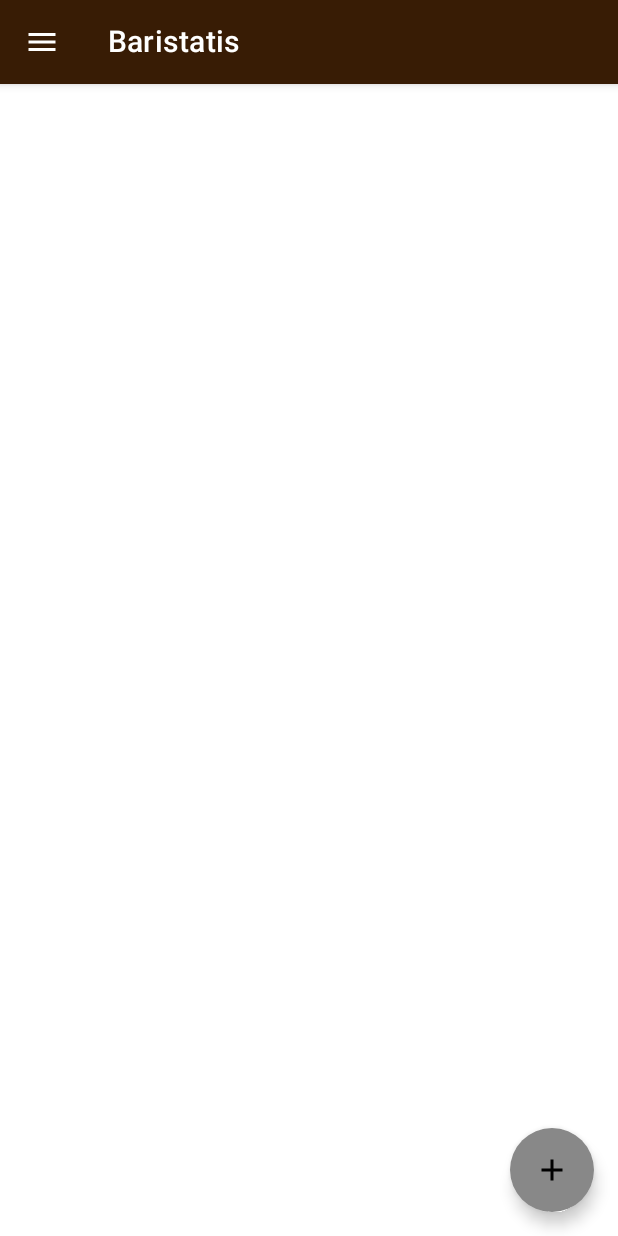
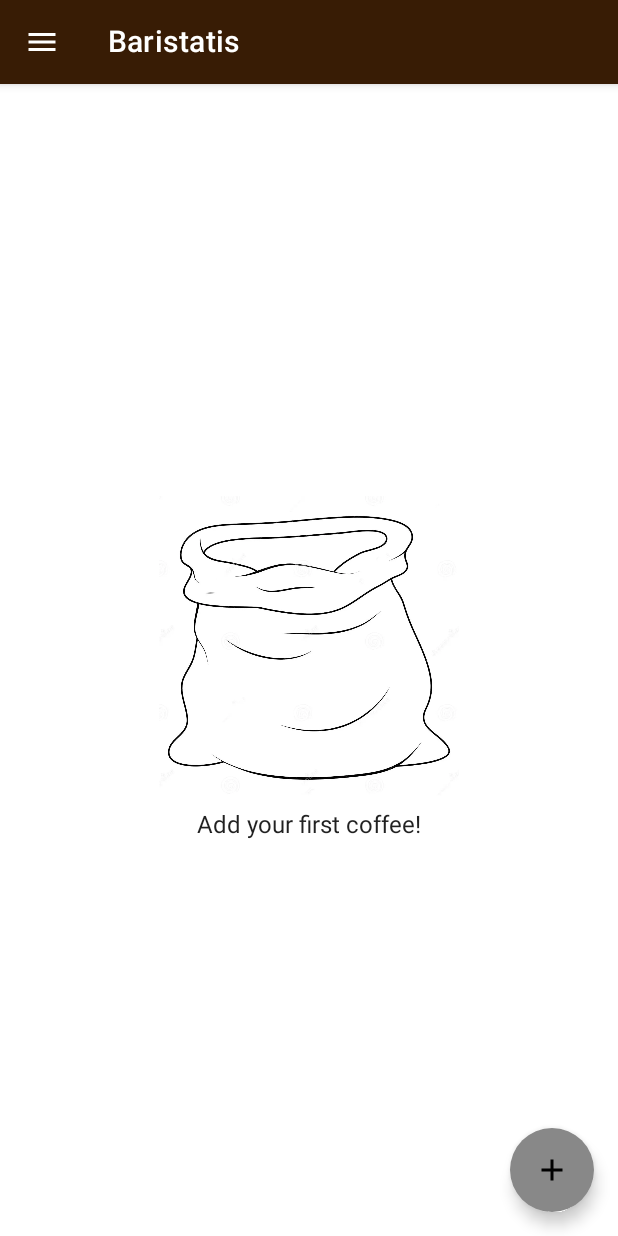
Before and after one commit to dirk-rosenau/Baristatis, an Android app built with Jetpack Compose: the screen it shows after launch (MainActivity), on a phone screen of 412 x 824 dp. Run offline under Robolectric (Android 15) with nearby library versions, the phone set to English and light mode, and no system bars; our stand-ins replace Room's generated code.

Commit message:
Progress checkin

```diff
--- a/app/src/main/java/com/dr/baristatis/MainActivity.kt
+++ b/app/src/main/java/com/dr/baristatis/MainActivity.kt
@@ -3,24 +3,20 @@ package com.dr.baristatis
 import android.os.Bundle
 import androidx.activity.ComponentActivity
 import androidx.activity.compose.setContent
-import androidx.compose.foundation.lazy.LazyColumn
-import androidx.compose.foundation.lazy.items
 import androidx.compose.material.*
 import androidx.compose.material.icons.Icons
 import androidx.compose.material.icons.filled.Add
 import androidx.compose.material.icons.filled.Menu
 import androidx.compose.runtime.Composable
-import androidx.compose.runtime.collectAsState
 import androidx.compose.ui.tooling.preview.Preview
 import androidx.navigation.NavType
 import androidx.navigation.compose.NavHost
 import androidx.navigation.compose.composable
 import androidx.navigation.compose.rememberNavController
 import androidx.navigation.navArgument
-import com.dr.baristatis.commons.OnMyCoffeeItemClicked
-import com.dr.baristatis.ui.elements.CoffeeCard
 import com.dr.baristatis.ui.elements.CoffeeDetails
 import com.dr.baristatis.ui.elements.CoffeeEditor
+import com.dr.baristatis.ui.elements.CoffeeMainScreen
 import com.dr.baristatis.ui.theme.BaristatisTheme
 import com.dr.baristatis.ui.vm.MainViewModel
 import org.koin.androidx.viewmodel.ext.android.viewModel
@@ -74,7 +70,7 @@ fun Content(viewModel: MainViewModel) {
                 NavHost(navController = navController, startDestination = "coffeeList") {
                     // main list
                     composable("coffeeList") {
-                        CoffeeList(viewModel, onMyCoffeeItemClicked = { item ->
+                        CoffeeMainScreen(viewModel, onMyCoffeeItemClicked = { item ->
                             navController.navigate("details/${item.id}")
                         })
                     }
@@ -113,16 +109,6 @@ fun Content(viewModel: MainViewModel) {
     }
 }
 
-@Composable
-fun CoffeeList(viewModel: MainViewModel, onMyCoffeeItemClicked: OnMyCoffeeItemClicked) {
-    val coffees = viewModel.coffees.collectAsState()
-    LazyColumn {
-        items(coffees.value) { coffee ->
-            CoffeeCard(myCoffeeData = coffee, onMyCoffeeItemClicked = onMyCoffeeItemClicked)
-        }
-    }
-}
-
 @Preview(showBackground = true)
 @Composable
 fun DefaultPreview() {
--- /dev/null
+++ b/app/src/main/java/com/dr/baristatis/ui/elements/CoffeeMainScreen.kt
@@ -0,0 +1,54 @@
+package com.dr.baristatis.ui.elements
+
+import androidx.compose.foundation.Image
+import androidx.compose.foundation.layout.*
+import androidx.compose.foundation.lazy.LazyColumn
+import androidx.compose.foundation.lazy.items
+import androidx.compose.material.Text
+import androidx.compose.runtime.Composable
+import androidx.compose.runtime.collectAsState
+import androidx.compose.ui.Alignment
+import androidx.compose.ui.Modifier
+import androidx.compose.ui.layout.ContentScale
+import androidx.compose.ui.res.painterResource
+import androidx.compose.ui.res.stringResource
+import androidx.compose.ui.unit.dp
+import com.dr.baristatis.R
+import com.dr.baristatis.commons.OnMyCoffeeItemClicked
+import com.dr.baristatis.ui.vm.MainViewModel
+
+@Composable
+fun CoffeeMainScreen(viewModel: MainViewModel, onMyCoffeeItemClicked: OnMyCoffeeItemClicked) {
+    val coffees = viewModel.coffees.collectAsState()
+    Box(Modifier.fillMaxWidth()) {
+        if (coffees.value.isEmpty()) {
+            EmptyMainScreen()
+        } else {
+            LazyColumn {
+                items(coffees.value) { coffee ->
+                    CoffeeCard(myCoffeeData = coffee, onMyCoffeeItemClicked = onMyCoffeeItemClicked)
+                }
+            }
+        }
+    }
+}
+
+@Composable
+fun EmptyMainScreen() {
+    Column(
+        Modifier.fillMaxSize(),
+        verticalArrangement = Arrangement.Center,
+        horizontalAlignment = Alignment.CenterHorizontally
+    ) {
+        Image(
+            painter = painterResource(id = R.drawable.empty_bag), // TODO use image from data
+            contentDescription = "",
+            contentScale = ContentScale.Crop,
+            modifier = Modifier
+                .padding(10.dp)
+                .size(200.dp)
+
+        )
+        Text(text = stringResource(id = R.string.addCoffee))
+    }
+}
--- a/app/src/main/res/values/strings.xml
+++ b/app/src/main/res/values/strings.xml
@@ -10,4 +10,5 @@
     <string name="robustaRatio">Robusta</string>
     <string name="weightInPortafilter">Weight in Filter</string>
     <string name="tmpRatioSliderLabel">%1$d %%</string>
+    <string name="addCoffee">Add your first coffee!</string>
 </resources>
--- a/build.gradle
+++ b/build.gradle
@@ -4,7 +4,7 @@ buildscript {
         ext.kotlin_version = '1.5.31'
         compose_version = '1.0.5'
         koin_version= "3.1.2"
-        room_version = "2.3.0"
+        room_version = "2.4.0-rc01"
     }
     repositories {
         google()
```
Also changed, not shown: app/src/main/java/com/dr/baristatis/ui/elements/CoffeeEditor.kt (+53 -11 lines), app/src/main/res/drawable/empty_bag.webp (added), 1 other file.
